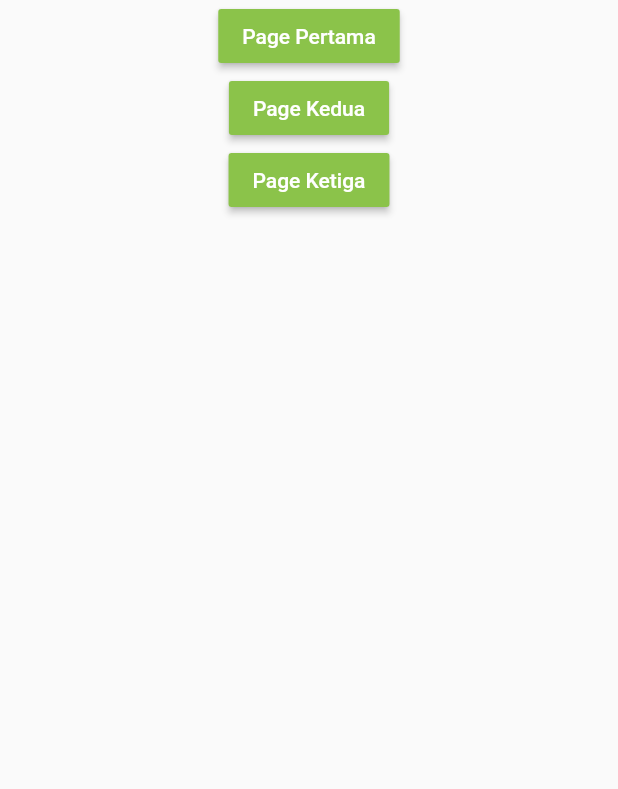
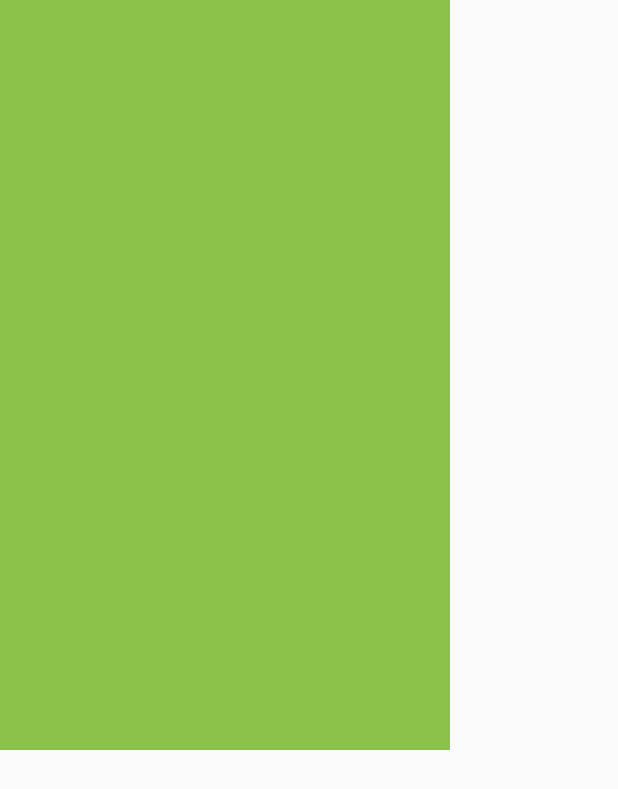
Before and after one commit to ganargatul/flutter-simple, a Flutter app: the screen it shows after launch, on a phone screen of 412 x 824 dp. Shown: the top 789 px of the screen. Run offline on Flutter 3.47's test engine with Material 2 defaults, Android fonts, the phone set to English and light mode, and no system bars.

Commit message:
testing container

```diff
--- a/lib/main.dart
+++ b/lib/main.dart
@@ -22,7 +22,7 @@ class MyApp extends StatelessWidget {
         // is not restarted.
         primarySwatch: Colors.blue,
       ),
-      home: PageUtama(),debugShowCheckedModeBanner: false,
+      home: PageWidgetContainer(),debugShowCheckedModeBanner: false,
     );
   }
 }
@@ -119,3 +119,22 @@ class PageUtama extends StatelessWidget {
     );
   }
 }
+
+class PageWidgetContainer extends StatelessWidget {
+  @override
+  Widget build(BuildContext context) {
+    return Scaffold(
+      body: new Container(
+        color: Colors.black,
+        child: Text("My Container"),
+        width: 300.0,
+        height: 500.0,
+        alignment: Alignment.center,
+        padding: const EdgeInsets.all(20.0),
+        foregroundDecoration: new BoxDecoration(
+          color: Colors.lightGreen
+        ),
+      ),
+    );
+  }
+}
```
